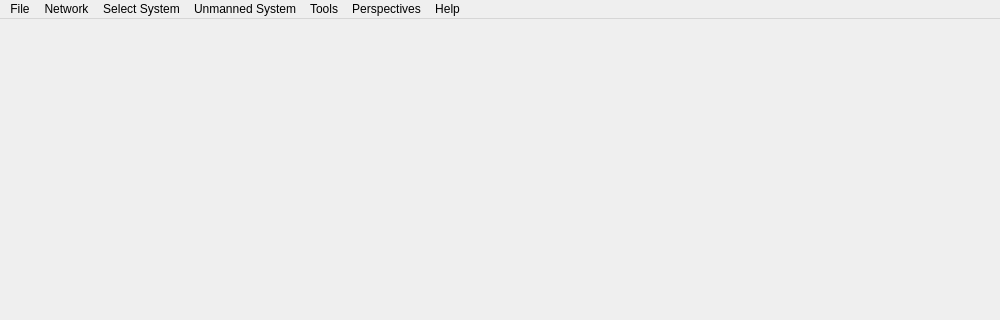
Before: the Qt Designer form src/ui/MainWindow.ui in mavlink/qgroundcontrol, drawn with Qt 5; both pictures show x 0 to 1000 and y 0 to 320 of the 1000 by 800 pixel window.
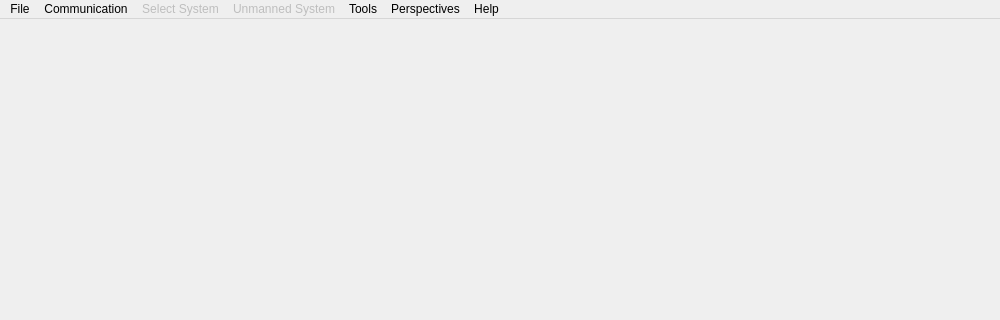
After: the same form once the commit is applied. Icons and pictures are not drawn.

Commit message: Added not yet working version of logging / log replay, fixed ALL bugs in main window, enabled full persistence in main window and serial link.

Patch:
```diff
--- a/src/ui/MainWindow.ui
+++ b/src/ui/MainWindow.ui
@@ -55,17 +55,23 @@
    </widget>
    <widget class="QMenu" name="menuNetwork">
     <property name="title">
-     <string>Network</string>
+     <string>Communication</string>
     </property>
     <addaction name="actionAdd_Link"/>
     <addaction name="separator"/>
    </widget>
    <widget class="QMenu" name="menuConnected_Systems">
+    <property name="enabled">
+     <bool>false</bool>
+    </property>
     <property name="title">
      <string>Select System</string>
     </property>
    </widget>
    <widget class="QMenu" name="menuUnmanned_System">
+    <property name="enabled">
+     <bool>false</bool>
+    </property>
     <property name="title">
      <string>Unmanned System</string>
     </property>
```
Left out of the diff: 30 changed lines with no effect on the pictures. The commit also changes 29 other files.
